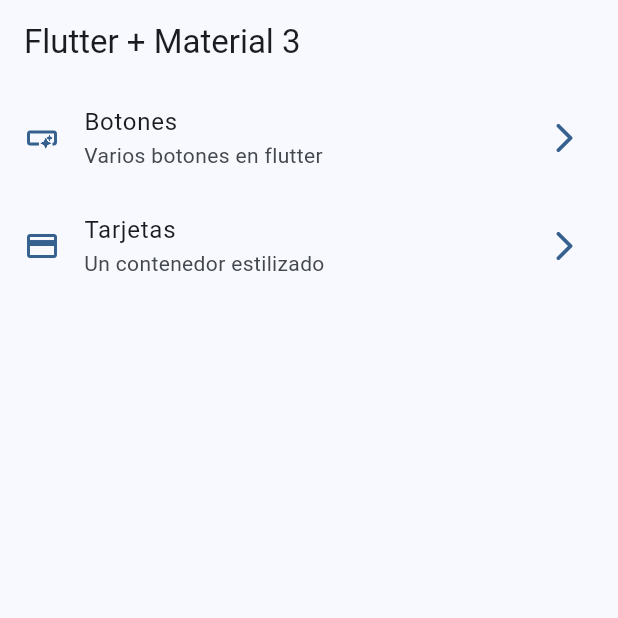
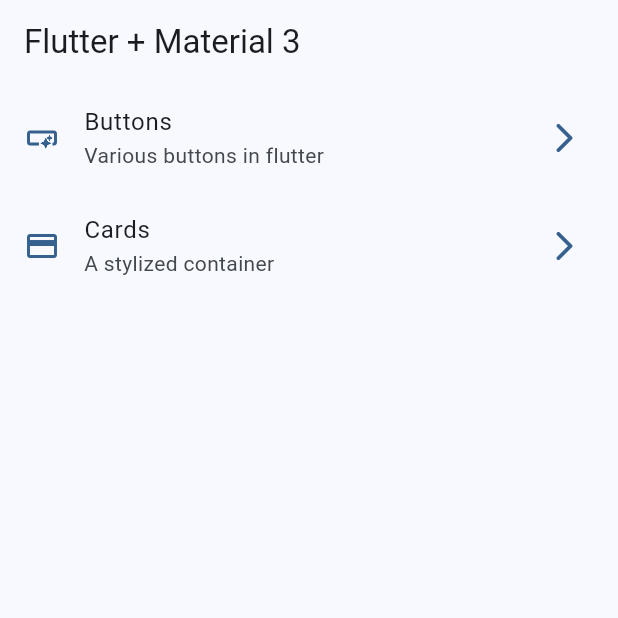
Before and after one commit to raudel25/widget_app, a Flutter app: the screen it shows after launch, on a phone screen of 412 x 824 dp, the top half of it. Run offline on Flutter 3.47's test engine with Material 3 defaults, Android fonts, the phone set to English and light mode, and no system bars; our stand-ins replace go_router.

Commit message:
Fix labels

```diff
--- a/lib/config/menu/menu_items.dart
+++ b/lib/config/menu/menu_items.dart
@@ -15,13 +15,13 @@ class MenuItem {
 
 const appMenuItems = <MenuItem>[
   MenuItem(
-      title: 'Botones',
-      subTitle: 'Varios botones en flutter',
+      title: 'Buttons',
+      subTitle: 'Various buttons in flutter',
       route: '/buttons',
       icon: Icons.smart_button_outlined),
   MenuItem(
-      title: 'Tarjetas',
-      subTitle: 'Un contenedor estilizado',
+      title: 'Cards',
+      subTitle: 'A stylized container',
       route: '/cards',
       icon: Icons.credit_card)
 ];
--- a/lib/presentation/screens/buttons/buttons_screen.dart
+++ b/lib/presentation/screens/buttons/buttons_screen.dart
@@ -7,7 +7,7 @@ class ButtonsScreen extends StatelessWidget {
   @override
   Widget build(BuildContext context) {
     return Scaffold(
-      appBar: AppBar(title: const Text('Botones')),
+      appBar: AppBar(title: const Text('Buttons')),
       body: const _ButtonsView(),
       floatingActionButton: FloatingActionButton(
         onPressed: () => context.pop(),
--- a/lib/presentation/screens/cards/cards_screen.dart
+++ b/lib/presentation/screens/cards/cards_screen.dart
@@ -15,7 +15,7 @@ class CardsScreen extends StatelessWidget {
   @override
   Widget build(BuildContext context) {
     return Scaffold(
-      appBar: AppBar(title: const Text('Tarjetas')),
+      appBar: AppBar(title: const Text('Cards')),
       body: const _CardsView(),
     );
   }
```
